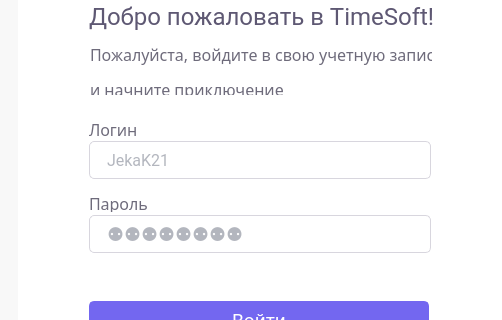
First picture: the form in design/login_w.ui, repository yurii-bel/project_2021, before the edit; both pictures show x 522 to 1024 and y 199 to 519 of the 1024 by 768 pixel window.
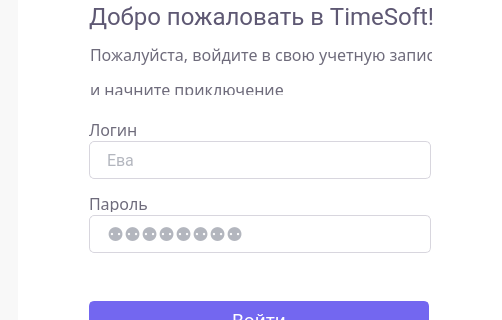
Second picture: the form after the edit. Icons and pictures are not drawn.

Diff of the .ui file:
```diff
--- a/design/login_w.ui
+++ b/design/login_w.ui
@@ -315,7 +315,7 @@
      <set>Qt::AlignLeading|Qt::AlignLeft|Qt::AlignVCenter</set>
     </property>
     <property name="placeholderText">
-     <string>JekaK21</string>
+     <string>Ева</string>
     </property>
    </widget>
   </widget>
```
